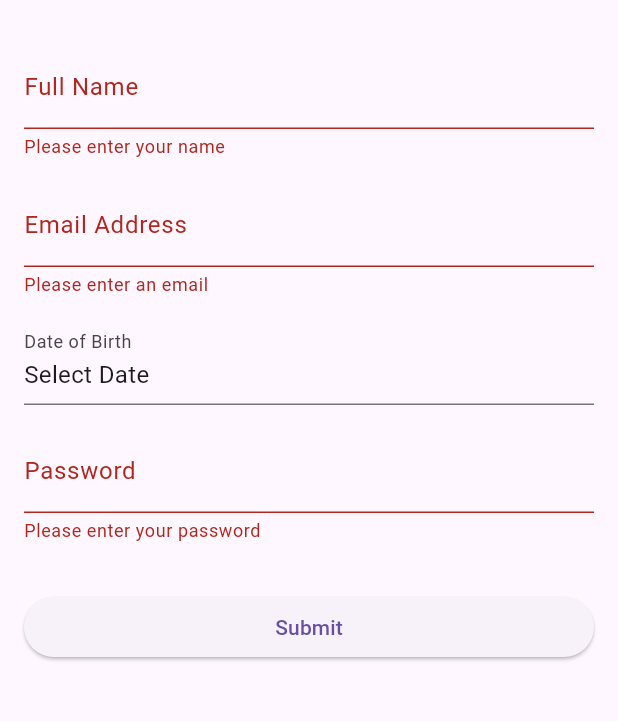
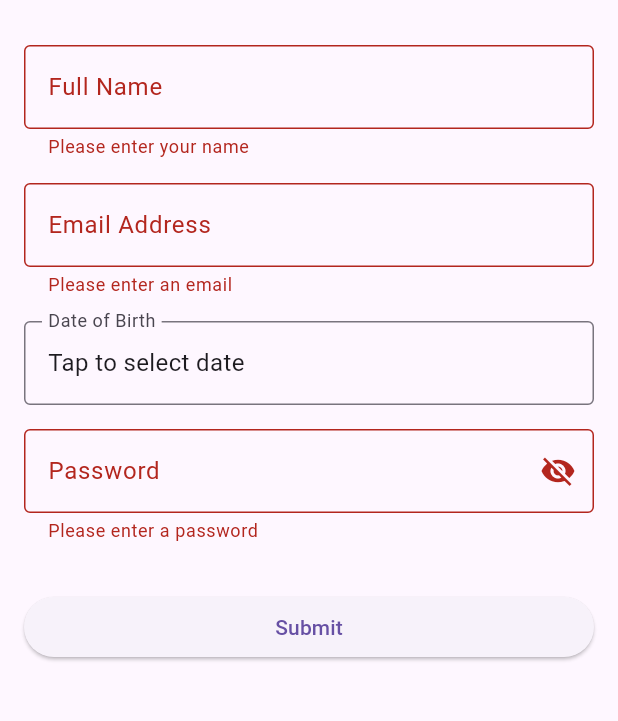
Before and after one commit to Mack-ux/Sign-up-page, a Flutter app: the screen it shows after launch, after a tap on "Submit", on a phone screen of 412 x 824 dp, the part 63-784 px from its top. Run offline on Flutter 3.47's test engine with Material 3 defaults, Android fonts, the phone set to English and light mode, and no system bars.

Commit message:
Added password and email requirements

```diff
--- a/lib/main.dart
+++ b/lib/main.dart
@@ -7,17 +7,25 @@ class MyApp extends StatelessWidget {
 
   @override
   Widget build(BuildContext context) {
-    const appTitle = 'Signup Page';
     return MaterialApp(
-      title: appTitle,
-      home: Scaffold(
-        appBar: AppBar(
-          title: Text(appTitle),
-        ),
-        body: const Padding(
-          padding: EdgeInsets.all(16.0),
-          child: SignupForm(),
-        ),
+      title: 'Signup Page',
+      debugShowCheckedModeBanner: false,
+      theme: ThemeData(primarySwatch: Colors.blue),
+      home: const SignupPage(),
+    );
+  }
+}
+
+class SignupPage extends StatelessWidget {
+  const SignupPage({super.key});
+
+  @override
+  Widget build(BuildContext context) {
+    return Scaffold(
+      appBar: AppBar(title: const Text('Signup Page')),
+      body: const Padding(
+        padding: EdgeInsets.all(16.0),
+        child: SignupForm(),
       ),
     );
   }
@@ -36,12 +44,13 @@ class _SignupFormState extends State<SignupForm> {
   final TextEditingController _emailController = TextEditingController();
   final TextEditingController _passwordController = TextEditingController();
   DateTime? _dob;
+  bool _passwordVisible = false;
 
-  // This function will be used to show a date picker
+  // Function to show Date Picker
   Future<void> _selectDOB(BuildContext context) async {
     final DateTime? pickedDate = await showDatePicker(
       context: context,
-      initialDate: DateTime.now(),
+      initialDate: DateTime(2000, 1, 1),
       firstDate: DateTime(1900),
       lastDate: DateTime.now(),
     );
@@ -52,17 +61,52 @@ class _SignupFormState extends State<SignupForm> {
     }
   }
 
+  // Email Validation
+  String? _validateEmail(String? value) {
+    if (value == null || value.isEmpty) {
+      return 'Please enter an email';
+    }
+    String pattern =
+        r'^[a-zA-Z0-9._%+-]+@[a-zA-Z0-9.-]+\.[a-zA-Z]{2,}$';
+    if (!RegExp(pattern).hasMatch(value)) {
+      return 'Enter a valid email';
+    }
+    return null;
+  }
+
+  // Password Validation
+  String? _validatePassword(String? value) {
+    if (value == null || value.isEmpty) {
+      return 'Please enter a password';
+    }
+    if (value.length < 8) {
+      return 'Password must be at least 8 characters';
+    }
+    if (!RegExp(r'[A-Z]').hasMatch(value)) {
+      return 'Password must contain at least one uppercase letter';
+    }
+    if (!RegExp(r'[0-9]').hasMatch(value)) {
+      return 'Password must contain at least one number';
+    }
+    if (!RegExp(r'[!@#$%^&*(),.?":{}|<>]').hasMatch(value)) {
+      return 'Password must contain at least one special character';
+    }
+    return null;
+  }
+
   @override
   Widget build(BuildContext context) {
     return Form(
       key: _formKey,
       child: ListView(
         children: [
+          // Name Field
           TextFormField(
             controller: _nameController,
             decoration: const InputDecoration(
               labelText: 'Full Name',
               hintText: 'Enter your full name',
+              border: OutlineInputBorder(),
             ),
             validator: (value) {
               if (value == null || value.isEmpty) {
@@ -72,64 +116,74 @@ class _SignupFormState extends State<SignupForm> {
             },
           ),
           const SizedBox(height: 16),
+
+          // Email Field
           TextFormField(
             controller: _emailController,
             decoration: const InputDecoration(
               labelText: 'Email Address',
               hintText: 'Enter your email address',
+              border: OutlineInputBorder(),
             ),
-            validator: (value) {
-              if (value == null || value.isEmpty) {
-                return 'Please enter an email';
-              }
-              if (!RegExp(r'^[a-zA-Z0-9._%+-]+@[a-zA-Z0-9.-]+\.[a-zA-Z]{2,}$')
-                  .hasMatch(value)) {
-                return 'Please enter a valid email';
-              }
-              return null;
-            },
+            validator: _validateEmail,
           ),
           const SizedBox(height: 16),
+
+          // DOB Picker
           InkWell(
             onTap: () => _selectDOB(context),
             child: InputDecorator(
               decoration: const InputDecoration(
                 labelText: 'Date of Birth',
                 hintText: 'Select your birth date',
+                border: OutlineInputBorder(),
               ),
               child: Text(
                 _dob == null
-                    ? 'Select Date'
+                    ? 'Tap to select date'
                     : '${_dob!.day}/${_dob!.month}/${_dob!.year}',
                 style: const TextStyle(fontSize: 16),
               ),
             ),
           ),
           const SizedBox(height: 16),
+
+          // Password Field
           TextFormField(
             controller: _passwordController,
-            decoration: const InputDecoration(
+            decoration: InputDecoration(
               labelText: 'Password',
-              hintText: 'Enter your password',
+              hintText: 'Enter a strong password',
+              border: const OutlineInputBorder(),
+              suffixIcon: IconButton(
+                icon: Icon(
+                  _passwordVisible ? Icons.visibility : Icons.visibility_off,
+                ),
+                onPressed: () {
+                  setState(() {
+                    _passwordVisible = !_passwordVisible;
+                  });
+                },
+              ),
             ),
-            obscureText: true,
-            validator: (value) {
-              if (value == null || value.isEmpty) {
-                return 'Please enter your password';
-              }
-              if (value.length < 6) {
-                return 'Password must be at least 6 characters long';
-              }
-              return null;
-            },
+            obscureText: !_passwordVisible,
+            validator: _validatePassword,
           ),
           const SizedBox(height: 32),
+
+          // Submit Button
           ElevatedButton(
             onPressed: () {
               if (_formKey.currentState!.validate()) {
-                // Process the data
+                if (_dob == null) {
+                  ScaffoldMessenger.of(context).showSnackBar(
+                    const SnackBar(content: Text('Please select your date of birth')),
+                  );
+                  return;
+                }
+
                 ScaffoldMessenger.of(context).showSnackBar(
-                  const SnackBar(content: Text('Processing Data')),
+                  const SnackBar(content: Text('Signup Successful!')),
                 );
               }
             },
```
